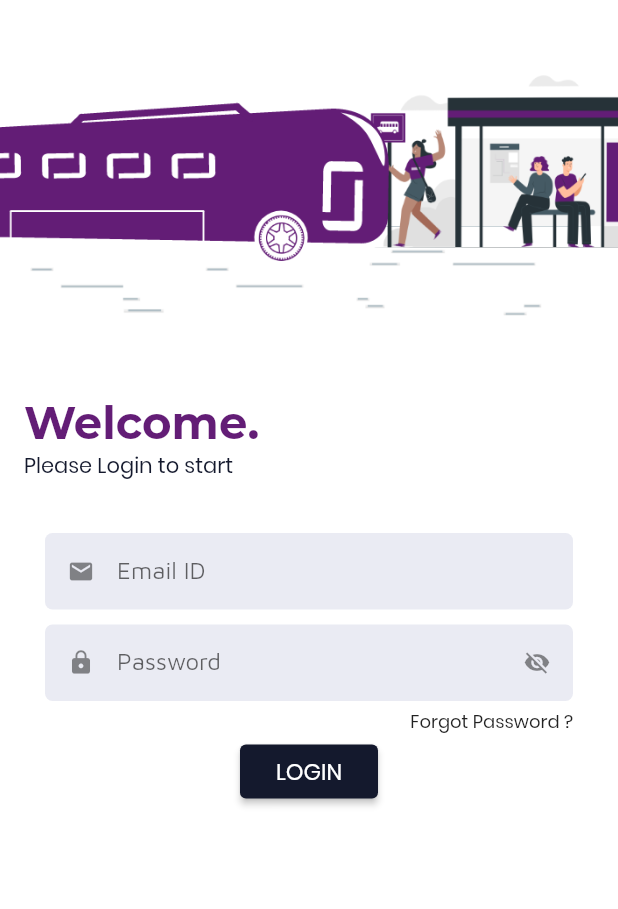
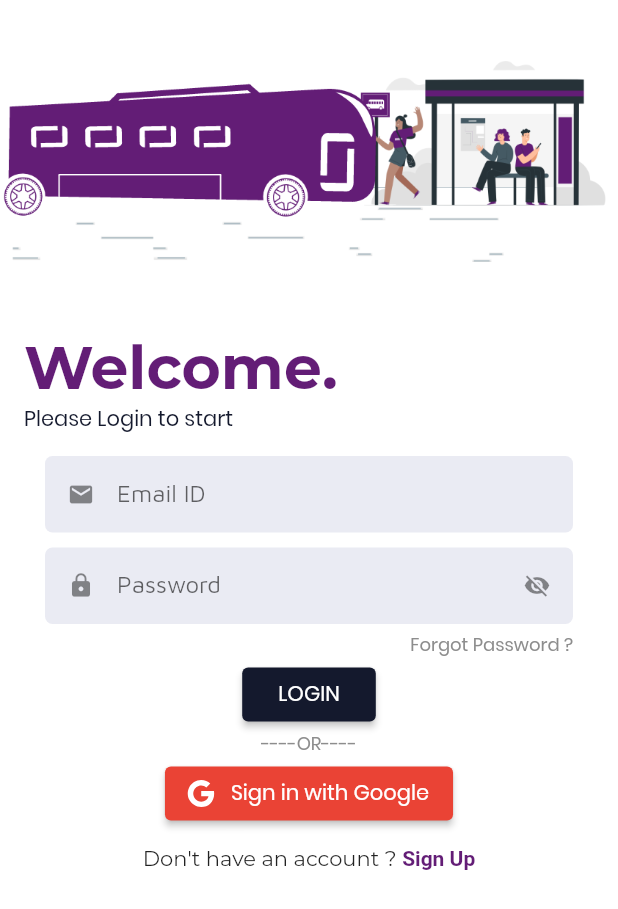
Before and after one commit to Akashdeep607/Tajic-Easy, a Flutter app: the screen it shows after launch, on a phone screen of 412 x 824 dp. Shown: the top 909 px of the screen. Run offline on Flutter 3.47's test engine with Material 2 defaults, Android fonts, the phone set to English and light mode, and no system bars; our stand-ins replace flutter_icons, get; project files that could hold a hidden picture were left out.

Commit message:
Added Login and Sign Up page

```diff
--- a/lib/ui/auth/login_in.dart
+++ b/lib/ui/auth/login_in.dart
@@ -1,7 +1,11 @@
+import 'package:flutter/gestures.dart';
 import 'package:flutter/material.dart';
+import 'package:flutter_icons/flutter_icons.dart';
 import 'package:get/get.dart';
 import 'package:tajicEasy/ui/constants/app_theme.dart';
 import 'package:tajicEasy/ui/widgets/textFormField_widget.dart';
+
+import 'sign_up.dart';
 
 class Login extends StatefulWidget {
   @override
@@ -16,26 +20,24 @@ class _LoginState extends State<Login> {
     final ThemeData themeData = Theme.of(context);
     return SafeArea(
       child: Scaffold(
+        resizeToAvoidBottomInset: true,
+        resizeToAvoidBottomPadding: true,
         backgroundColor: Colors.white,
         body: SingleChildScrollView(
             child: Container(
           width: Get.width,
-          height: Get.height,
           child: Column(
-            // mainAxisAlignment: MainAxisAlignment.center,
-            // crossAxisAlignment: CrossAxisAlignment.start,
             children: [
-              Expanded(
-                child: Container(
+              //* Header Image
+              Container(
                 width: double.infinity,
-                  // height: 300,
+                height: Get.height / 4,
                 alignment: Alignment.topCenter,
                 decoration: BoxDecoration(
                     // color: Colors.red,
                     image: DecorationImage(
-                          fit: BoxFit.fitHeight, image: AssetImage("assets/images/loginImg.png"))),
+                        fit: BoxFit.cover, image: AssetImage("assets/images/loginImg.png"))),
                 // child: Image.asset("assets/images/loginImg.png"),
-                ),
               ),
               Padding(
                 padding: const EdgeInsets.only(top: 10.0),
@@ -48,12 +50,15 @@ class _LoginState extends State<Login> {
                   ),
                 ),
               ),
-              Expanded(
-                flex: 2,
+              SizedBox(height: 10.0),
+              Container(
+                width: double.infinity,
+                height: Get.height,
+                alignment: Alignment.topCenter,
                 child: Padding(
-                  padding: const EdgeInsets.all(30.0),
+                  padding: const EdgeInsets.symmetric(horizontal: 30.0),
                   child: Column(
-                    // mainAxisAlignment: MainAxisAlignment.start,
+                    //*  Login Section
                     children: [
                       TextFieldWidget(
                         hintText: "Email ID",
@@ -86,11 +91,43 @@ class _LoginState extends State<Login> {
                           ),
                         ),
                       ),
+                      //* Login Button
                       RaisedButton(
                         color: AppTheme.COLOR_DARK_BLUE,
                         onPressed: () {},
                         child: Text("LOGIN"),
                       ),
+                      Container(
+                        width: double.infinity,
+                        // color: Colors.red,
+                        alignment: Alignment.center,
+                        child: Text("----OR----", style: themeData.textTheme.subtitle1),
+                      ),
+                      //* Google Sign In Button
+                      RaisedButton.icon(
+                          color: Color(0xffea4335),
+                          onPressed: () {},
+                          icon: Icon(FlutterIcons.google_ant),
+                          label: Text("Sign in with Google")),
+                      SizedBox(height: 10.0),
+                      //* Sign Up Text
+                      Text.rich(
+                        TextSpan(
+                          children: [
+                            TextSpan(text: 'Don\'t have an account ? '),
+                            TextSpan(
+                              text: 'Sign Up',
+                              style: TextStyle(
+                                  fontWeight: FontWeight.bold, color: AppTheme.PRIMARY_COLOR),
+                              recognizer: TapGestureRecognizer()
+                                ..onTap = () {
+                                  // single tapped
+                                  Get.to(SignUp());
+                                },
+                            ),
+                          ],
+                        ),
+                      )
                     ],
                   ),
                 ),
--- a/lib/ui/constants/app_theme.dart
+++ b/lib/ui/constants/app_theme.dart
@@ -17,12 +17,12 @@ TextFormField Border Color - 631D76
 Text and Icon Color for TfF - 707070
 
 */
-
+import 'dart:ui';
 import 'package:flutter/material.dart';
 
 class AppTheme {
   AppTheme._();
-
+  static double screenWidth = window.physicalSize.width;
   static const COLOR_BLACK = Color.fromRGBO(48, 47, 48, 1.0);
   static const COLOR_GREY = Color.fromRGBO(141, 141, 141, 1.0);
 
@@ -55,17 +55,35 @@ class AppTheme {
   // Text Style
   static final TextTheme _textTheme = TextTheme(
     headline1: TextStyle(
-        fontSize: 30.0, color: PRIMARY_COLOR, fontFamily: montserrat, fontWeight: FontWeight.bold),
+        fontSize: 40.0, color: PRIMARY_COLOR, fontFamily: montserrat, fontWeight: FontWeight.bold),
     headline2: TextStyle(fontSize: 22.0),
     headline3: TextStyle(fontSize: 20.0),
     headline4: TextStyle(fontSize: 16.0),
     headline5: TextStyle(fontSize: 14.0),
     headline6: TextStyle(fontSize: 12.0),
     bodyText1: TextStyle(fontSize: 14.0, fontFamily: poppins),
-    bodyText2: TextStyle(fontSize: 20.0, fontFamily: montserrat),
-    button: TextStyle(fontSize: 15.0, fontFamily: poppins),
-    subtitle1: TextStyle(fontSize: 12.0, fontFamily: poppins),
-    subtitle2: TextStyle(fontSize: 12.0),
+    bodyText2: TextStyle(fontSize: 14.0, fontFamily: montserrat),
+    button: TextStyle(fontSize: 14.0, fontFamily: poppins),
+    subtitle1: TextStyle(fontSize: 12.0, fontFamily: poppins, color: COLOR_GREY),
+    subtitle2: TextStyle(fontSize: 12.0, fontFamily: poppins, color: COLOR_BLACK),
+    // subtitle2: TextStyle(fontSize: 12.0),
+  );
+
+  // Small Text Style
+  static final TextTheme _smallTextTheme = TextTheme(
+    headline1: TextStyle(
+        fontSize: 25.0, color: PRIMARY_COLOR, fontFamily: montserrat, fontWeight: FontWeight.bold),
+    headline2: TextStyle(fontSize: 20.0),
+    headline3: TextStyle(fontSize: 18.0),
+    headline4: TextStyle(fontSize: 14.0),
+    headline5: TextStyle(fontSize: 12.0),
+    headline6: TextStyle(fontSize: 10.0),
+    bodyText1: TextStyle(fontSize: 12.0, fontFamily: mavenPro),
+    bodyText2: TextStyle(fontSize: 12.0, fontFamily: mavenPro, color: COLOR_GREY),
+    button: TextStyle(fontSize: 12.0, fontFamily: poppins),
+    subtitle1: TextStyle(fontSize: 10.0, fontFamily: poppins, color: COLOR_GREY),
+    subtitle2: TextStyle(fontSize: 10.0, fontFamily: poppins, color: COLOR_BLACK),
+    // subtitle2: TextStyle(fontSize: 12.0),
   );
 
 // App Theme Data
@@ -74,15 +92,14 @@ class AppTheme {
       accentColor: COLOR_DARK_BLUE,
       scaffoldBackgroundColor: SCAFFOLD_COLOR,
       brightness: Brightness.light,
-      textTheme: _textTheme,
-
+      textTheme: screenWidth < 500 ? _smallTextTheme : _textTheme,
       // Text_Form_Field Theme
       inputDecorationTheme: InputDecorationTheme(
           isDense: true,
 
           //prefixStyle: TextStyle(color: _lightIconColor),
           // hintStyle: TextStyle(fontFamily: mavenPro, fontSize: 18.0),
-          labelStyle: TextStyle(fontFamily: mavenPro, fontSize: 16.0),
+          labelStyle: TextStyle(fontFamily: mavenPro),
           border: OutlineInputBorder(
               borderSide: BorderSide(width: 5.0),
               borderRadius: BorderRadius.all(
@@ -111,6 +128,7 @@ class AppTheme {
           ),
       buttonTheme: ButtonThemeData(
         buttonColor: BUTTON_COLOR_GREEN,
+        // height: 30.0,
         textTheme: ButtonTextTheme.primary,
       ));
 }
--- a/lib/ui/widgets/textFormField_widget.dart
+++ b/lib/ui/widgets/textFormField_widget.dart
@@ -1,7 +1,11 @@
+import 'dart:ui';
+
 import 'package:flutter/material.dart';
 import 'package:tajicEasy/ui/constants/app_theme.dart';
 
 class TextFieldWidget extends StatelessWidget {
+  static double screenWidth = window.physicalSize.width;
+
   final String labelText;
   final String hintText;
   final Function(String) onChanged;
@@ -43,10 +47,9 @@ class TextFieldWidget extends StatelessWidget {
       obscureText: obscureText,
       cursorWidth: 2.0,
       style: TextStyle(
-        fontFamily: AppTheme.mavenPro,
-        color: AppTheme.PRIMARY_COLOR,
-        fontSize: 16.0,
-      ),
+          fontFamily: AppTheme.mavenPro,
+          color: AppTheme.PRIMARY_COLOR,
+          fontSize: screenWidth < 500 ? 13.0 : 16.0),
       decoration: InputDecoration(
         hintText: hintText,
         labelText: labelText,
--- a/pubspec.yaml
+++ b/pubspec.yaml
@@ -24,6 +24,7 @@ dependencies:
   flutter:
     sdk: flutter
   cupertino_icons: ^1.0.0
+  flutter_icons: ^1.1.0
   get: ^3.15.0
   google_fonts: ^1.1.1
 
@@ -66,9 +67,8 @@ flutter:
     - family: Poppins
       fonts:
         - asset: fonts/Poppins-Regular.ttf
-        # - asset: fonts/Oxygen-Light.ttf
-        # - asset: fonts/TrajanPro_Bold.ttf
+          # - asset: fonts/Oxygen-Light.ttf
+          # - asset: fonts/TrajanPro_Bold.ttf
           # weight: 700
-
   # For details regarding fonts from package dependencies,
   # see https://flutter.dev/custom-fonts/#from-packages
```
Also changed, not shown: lib/ui/auth/sign_up.dart (+113 -0 lines), pubspec.lock. Lines whose indentation alone changed are shown as unchanged.
